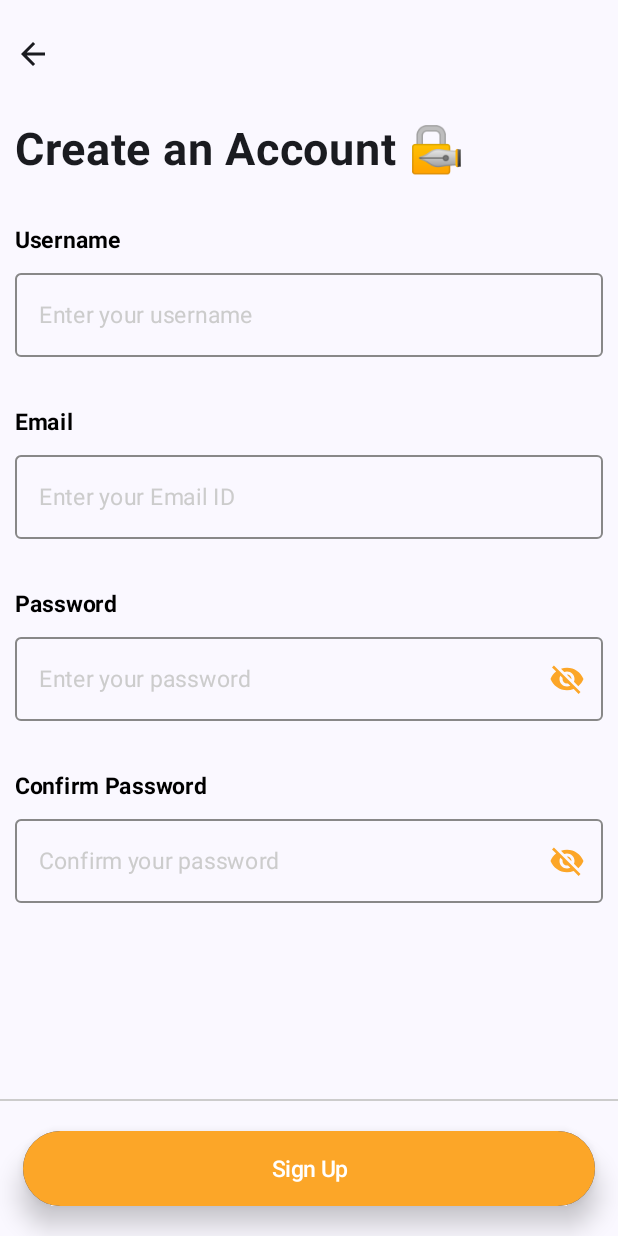
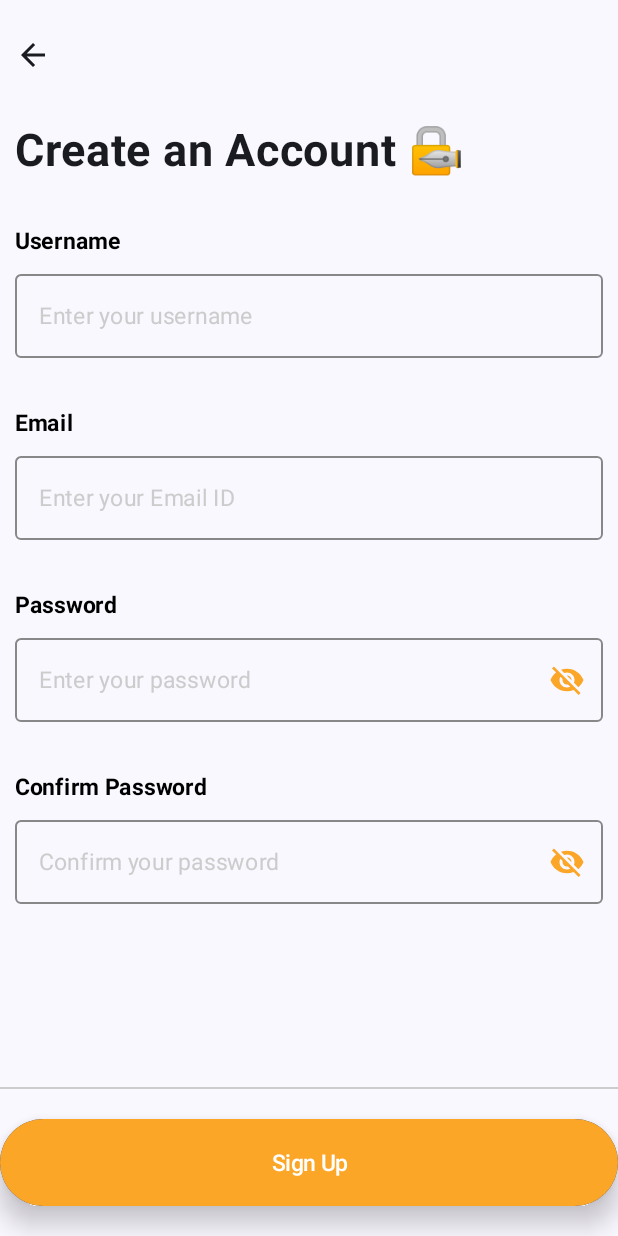
Before and after one commit to aneeshgupta25/JetReader, an Android app built with Jetpack Compose: the screen it shows after launch (MainActivity), after a tap on "Get Started", on a phone screen of 412 x 824 dp. Run offline under Robolectric (Android 15) with nearby library versions, the phone set to English and light mode, and no system bars; our stand-ins replace Dagger/Hilt's generated code, Firebase (no records; nobody signed in at launch, a user with empty details on screens opened directly); 1 statement that could not run was skipped.

Commit message:
Updated BookDetails Screen

```diff
--- a/app/src/main/java/com/example/jetreader/components/CustomButton.kt
+++ b/app/src/main/java/com/example/jetreader/components/CustomButton.kt
@@ -24,19 +24,21 @@ import androidx.compose.ui.unit.dp
 import androidx.compose.ui.unit.sp
 import com.example.jetreader.utils.AppConstants
 
-@Preview
+//@Preview
 @Composable
 fun CustomButton(
     modifier: Modifier = Modifier,
     text: String = "Get Started",
-    darkBackground: Boolean = false,
     shadow: Boolean = false,
+    backgroundColor: Color,
+    textColor: Color,
     onClick: () -> Unit = {}
 ) {
-    Button(onClick = onClick,
-        modifier = modifier.fillMaxWidth()
-            .height(50.dp)
-            .padding(horizontal = 15.dp),
+    Button(
+        onClick = onClick,
+        modifier = modifier
+            .fillMaxWidth()
+            .height(AppConstants.getScreenHeightInDp().times(0.07f)),
         contentPadding = PaddingValues(0.dp),
         elevation = ButtonDefaults.buttonElevation(defaultElevation = if (shadow) 10.dp else 0.dp),
     ) {
@@ -45,8 +47,7 @@ fun CustomButton(
                 .fillMaxSize(),
             shape = RoundedCornerShape(corner = CornerSize(20.dp)),
             colors = CardDefaults.cardColors(
-                if (darkBackground) AppConstants.DarkYellow
-                else AppConstants.LightYellow
+                backgroundColor
             )
         ) {
             Box(
@@ -58,7 +59,7 @@ fun CustomButton(
                     modifier = Modifier.fillMaxWidth(),
                     textAlign = TextAlign.Center,
                     fontSize = 15.sp,
-                    color = if (darkBackground) Color.White else AppConstants.DarkYellow,
+                    color = textColor,
                     fontWeight = FontWeight.Medium
                 )
             }
--- a/app/src/main/java/com/example/jetreader/components/CustomTopBar.kt
+++ b/app/src/main/java/com/example/jetreader/components/CustomTopBar.kt
@@ -3,6 +3,7 @@ package com.example.jetreader.components
 import androidx.compose.foundation.layout.Row
 import androidx.compose.foundation.layout.fillMaxHeight
 import androidx.compose.foundation.layout.fillMaxWidth
+import androidx.compose.foundation.layout.height
 import androidx.compose.foundation.layout.padding
 import androidx.compose.material.icons.Icons
 import androidx.compose.material.icons.filled.ArrowBack
@@ -11,12 +12,14 @@ import androidx.compose.runtime.Composable
 import androidx.compose.ui.Alignment
 import androidx.compose.ui.Modifier
 import androidx.compose.ui.unit.dp
+import com.example.jetreader.utils.AppConstants
 
 @Composable
 fun CustomTopBar() {
     Row(
-        modifier = Modifier.padding(vertical = 5.dp, horizontal = 10.dp)
-            .fillMaxHeight(0.075f)
+        modifier = Modifier
+            .padding(vertical = 5.dp, horizontal = 10.dp)
+            .height(AppConstants.getScreenHeightInDp().times(0.075f))
             .fillMaxWidth(),
         verticalAlignment = Alignment.CenterVertically
     ) {
--- a/app/src/main/java/com/example/jetreader/screens/login/LoginScreen.kt
+++ b/app/src/main/java/com/example/jetreader/screens/login/LoginScreen.kt
@@ -118,7 +118,8 @@ fun LoginScreen(
                     Divider(thickness = 1.dp, color = Color.LightGray)
                     CustomButton(
                         modifier = Modifier.padding(vertical = 20.dp),
-                        darkBackground = true,
+                        backgroundColor = AppConstants.DarkYellow,
+                        textColor = Color.White,
                         text = "Sign In",
                         shadow = true
                     ) {
--- a/app/src/main/java/com/example/jetreader/screens/onboard/OnboardScreen.kt
+++ b/app/src/main/java/com/example/jetreader/screens/onboard/OnboardScreen.kt
@@ -66,11 +66,11 @@ fun OnboardScreen(
             verticalArrangement = Arrangement.Center,
             horizontalAlignment = Alignment.CenterHorizontally
         ) {
-            CustomButton(darkBackground = true, text = "Get Started", shadow = false) {
+            CustomButton(modifier = Modifier.padding(horizontal = 15.dp), backgroundColor = AppConstants.DarkYellow, textColor = Color.White, text = "Get Started", shadow = false) {
                 navController.navigate(ReaderScreens.RegisterScreen.name)
             }
             Spacer(modifier = Modifier.height(20.dp))
-            CustomButton(darkBackground = false, text = "I already have an Account", shadow = false) {
+            CustomButton(modifier = Modifier.padding(horizontal = 15.dp), backgroundColor = AppConstants.LightYellow, textColor = AppConstants.DarkYellow, text = "I already have an account", shadow = false) {
                 navController.navigate(ReaderScreens.HomeScreen.name)
             }
         }
--- a/app/src/main/java/com/example/jetreader/screens/register/RegisterScreen.kt
+++ b/app/src/main/java/com/example/jetreader/screens/register/RegisterScreen.kt
@@ -144,7 +144,7 @@ fun RegisterScreen(
                     Divider(thickness = 1.dp, color = Color.LightGray)
                     CustomButton(
                         modifier = Modifier.padding(vertical = 20.dp),
-                        darkBackground = true,
+                        backgroundColor = AppConstants.DarkYellow, textColor = Color.White,
                         text = "Sign Up",
                         shadow = true
                     ) {
```
Also changed, not shown: app/src/main/java/com/example/jetreader/screens/book/BookDetailScreen.kt (+110 -87 lines).
